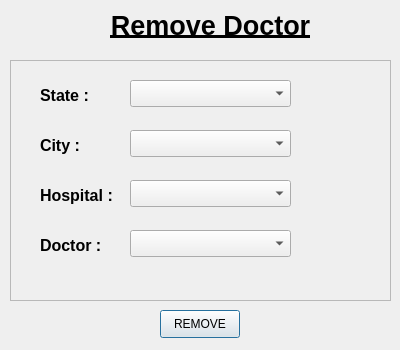
First picture: the form in Layouts/Dialogs/superadmin/Doctors/removeDoctor.ui, repository bits-magnet/MDTouchs, before the edit.
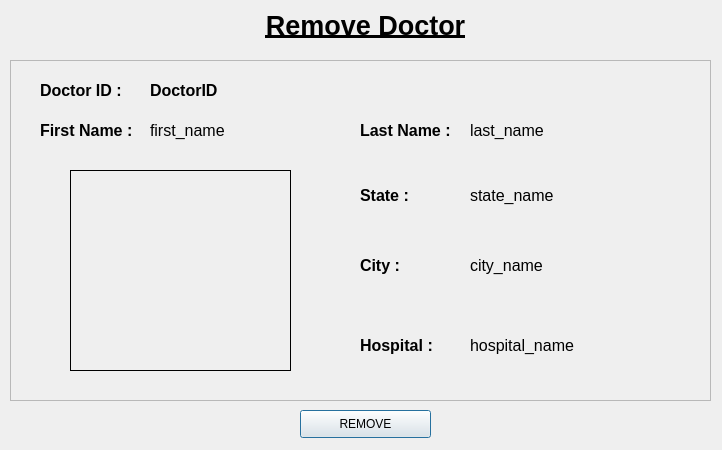
Second picture: the form after the edit. Icons and pictures are not drawn.

Commit message: Completed all superadmin layouts - first row

Patch:
```diff
--- a/Layouts/Dialogs/superadmin/Doctors/removeDoctor.ui
+++ b/Layouts/Dialogs/superadmin/Doctors/removeDoctor.ui
@@ -6,63 +6,120 @@
    <rect>
     <x>0</x>
     <y>0</y>
-    <width>400</width>
-    <height>350</height>
+    <width>722</width>
+    <height>450</height>
    </rect>
   </property>
   <property name="windowTitle">
    <string> </string>
   </property>
+  <widget class="QLabel" name="title">
+   <property name="geometry">
+    <rect>
+     <x>200</x>
+     <y>0</y>
+     <width>331</width>
+     <height>51</height>
+    </rect>
+   </property>
+   <property name="text">
+    <string>&lt;html&gt;&lt;head/&gt;&lt;body&gt;&lt;p align=&quot;center&quot;&gt;&lt;span style=&quot; font-size:20pt; font-weight:600; text-decoration: underline;&quot;&gt;Remove Doctor&lt;/span&gt;&lt;/p&gt;&lt;/body&gt;&lt;/html&gt;</string>
+   </property>
+  </widget>
+  <widget class="QPushButton" name="selectButton">
+   <property name="geometry">
+    <rect>
+     <x>300</x>
+     <y>410</y>
+     <width>131</width>
+     <height>28</height>
+    </rect>
+   </property>
+   <property name="text">
+    <string>REMOVE</string>
+   </property>
+  </widget>
   <widget class="QFrame" name="frame">
    <property name="geometry">
     <rect>
      <x>10</x>
      <y>60</y>
-     <width>381</width>
-     <height>241</height>
+     <width>701</width>
+     <height>341</height>
     </rect>
    </property>
+   <property name="styleSheet">
+    <string notr="true"/>
+   </property>
    <property name="frameShape">
     <enum>QFrame::StyledPanel</enum>
    </property>
    <property name="frameShadow">
     <enum>QFrame::Raised</enum>
    </property>
-   <widget class="QComboBox" name="cityComboBox">
+   <widget class="QLabel" name="firstNameLabel">
     <property name="geometry">
      <rect>
-      <x>120</x>
-      <y>70</y>
-      <width>161</width>
-      <height>27</height>
+      <x>30</x>
+      <y>50</y>
+      <width>101</width>
+      <height>41</height>
      </rect>
     </property>
+    <property name="text">
+     <string>&lt;html&gt;&lt;head/&gt;&lt;body&gt;&lt;p&gt;&lt;span style=&quot; font-size:12pt; font-weight:600;&quot;&gt;First Name : &lt;/span&gt;&lt;/p&gt;&lt;/body&gt;&lt;/html&gt;</string>
+    </property>
    </widget>
-   <widget class="QComboBox" name="hospitalComboBox">
+   <widget class="QWidget" name="widget" native="true">
     <property name="geometry">
      <rect>
-      <x>120</x>
+      <x>60</x>
+      <y>110</y>
+      <width>221</width>
+      <height>201</height>
+     </rect>
+    </property>
+    <property name="autoFillBackground">
+     <bool>false</bool>
+    </property>
+    <property name="styleSheet">
+     <string notr="true">image: url(:/doctor_icon.png);
+border-style:solid;
+border-width:1px;
+border-color: rgb(0, 0, 0);</string>
+    </property>
+   </widget>
+   <widget class="QLabel" name="lastNameLabel">
+    <property name="geometry">
+     <rect>
+      <x>350</x>
+      <y>50</y>
+      <width>101</width>
+      <height>41</height>
+     </rect>
+    </property>
+    <property name="text">
+     <string>&lt;html&gt;&lt;head/&gt;&lt;body&gt;&lt;p&gt;&lt;span style=&quot; font-size:12pt; font-weight:600;&quot;&gt;Last Name : &lt;/span&gt;&lt;/p&gt;&lt;/body&gt;&lt;/html&gt;</string>
+    </property>
+   </widget>
+   <widget class="QLabel" name="stateLabel">
+    <property name="geometry">
+     <rect>
+      <x>350</x>
       <y>120</y>
-      <width>161</width>
-      <height>27</height>
+      <width>111</width>
+      <height>31</height>
      </rect>
     </property>
-   </widget>
-   <widget class="QComboBox" name="stateComboBox">
-    <property name="geometry">
-     <rect>
-      <x>120</x>
-      <y>20</y>
-      <width>161</width>
-      <height>27</height>
-     </rect>
+    <property name="text">
+     <string>&lt;html&gt;&lt;head/&gt;&lt;body&gt;&lt;p&gt;&lt;span style=&quot; font-size:12pt; font-weight:600;&quot;&gt;State : &lt;/span&gt;&lt;/p&gt;&lt;/body&gt;&lt;/html&gt;</string>
     </property>
    </widget>
    <widget class="QLabel" name="cityLabel">
     <property name="geometry">
      <rect>
-      <x>30</x>
-      <y>70</y>
+      <x>350</x>
+      <y>190</y>
       <width>111</width>
       <height>31</height>
      </rect>
@@ -74,8 +131,8 @@
    <widget class="QLabel" name="hospitalLabel">
     <property name="geometry">
      <rect>
-      <x>30</x>
-      <y>120</y>
+      <x>350</x>
+      <y>270</y>
       <width>111</width>
       <height>31</height>
      </rect>
@@ -84,68 +141,116 @@
      <string>&lt;html&gt;&lt;head/&gt;&lt;body&gt;&lt;p&gt;&lt;span style=&quot; font-size:12pt; font-weight:600;&quot;&gt;Hospital : &lt;/span&gt;&lt;/p&gt;&lt;/body&gt;&lt;/html&gt;</string>
     </property>
    </widget>
-   <widget class="QLabel" name="stateLabel">
+   <widget class="QLabel" name="firstName">
     <property name="geometry">
      <rect>
-      <x>30</x>
-      <y>20</y>
-      <width>111</width>
+      <x>140</x>
+      <y>50</y>
+      <width>211</width>
+      <height>41</height>
+     </rect>
+    </property>
+    <property name="styleSheet">
+     <string notr="true">font-size:12pt;</string>
+    </property>
+    <property name="text">
+     <string>first_name</string>
+    </property>
+   </widget>
+   <widget class="QLabel" name="lastName">
+    <property name="geometry">
+     <rect>
+      <x>460</x>
+      <y>50</y>
+      <width>211</width>
+      <height>41</height>
+     </rect>
+    </property>
+    <property name="styleSheet">
+     <string notr="true">font-size:12pt;</string>
+    </property>
+    <property name="text">
+     <string>last_name</string>
+    </property>
+   </widget>
+   <widget class="QLabel" name="state">
+    <property name="geometry">
+     <rect>
+      <x>460</x>
+      <y>120</y>
+      <width>201</width>
       <height>31</height>
      </rect>
     </property>
+    <property name="styleSheet">
+     <string notr="true">font-size:12pt;</string>
+    </property>
     <property name="text">
-     <string>&lt;html&gt;&lt;head/&gt;&lt;body&gt;&lt;p&gt;&lt;span style=&quot; font-size:12pt; font-weight:600;&quot;&gt;State : &lt;/span&gt;&lt;/p&gt;&lt;/body&gt;&lt;/html&gt;</string>
+     <string>state_name</string>
     </property>
    </widget>
    <widget class="QLabel" name="doctorLabel">
     <property name="geometry">
      <rect>
-      <x>30</x>
-      <y>170</y>
-      <width>111</width>
+      <x>460</x>
+      <y>190</y>
+      <width>201</width>
       <height>31</height>
      </rect>
     </property>
+    <property name="styleSheet">
+     <string notr="true">font-size:12pt;</string>
+    </property>
     <property name="text">
-     <string>&lt;html&gt;&lt;head/&gt;&lt;body&gt;&lt;p&gt;&lt;span style=&quot; font-size:12pt; font-weight:600;&quot;&gt;Doctor :&lt;/span&gt;&lt;/p&gt;&lt;/body&gt;&lt;/html&gt;</string>
+     <string>city_name</string>
     </property>
    </widget>
-   <widget class="QComboBox" name="doctorComboBox">
+   <widget class="QLabel" name="hospital">
     <property name="geometry">
      <rect>
-      <x>120</x>
-      <y>170</y>
-      <width>161</width>
-      <height>27</height>
+      <x>460</x>
+      <y>270</y>
+      <width>201</width>
+      <height>31</height>
      </rect>
     </property>
+    <property name="styleSheet">
+     <string notr="true">font-size:12pt;</string>
+    </property>
+    <property name="text">
+     <string>hospital_name</string>
+    </property>
    </widget>
-  </widget>
-  <widget class="QPushButton" name="removeButton">
-   <property name="geometry">
-    <rect>
-     <x>160</x>
-     <y>310</y>
-     <width>80</width>
-     <height>28</height>
-    </rect>
-   </property>
-   <property name="text">
-    <string>REMOVE</string>
-   </property>
-  </widget>
-  <widget class="QLabel" name="title">
-   <property name="geometry">
-    <rect>
-     <x>80</x>
-     <y>0</y>
-     <width>261</width>
-     <height>51</height>
-    </rect>
-   </property>
-   <property name="text">
-    <string>&lt;html&gt;&lt;head/&gt;&lt;body&gt;&lt;p align=&quot;center&quot;&gt;&lt;span style=&quot; font-size:20pt; font-weight:600; text-decoration: underline;&quot;&gt;Remove Doctor&lt;/span&gt;&lt;/p&gt;&lt;/body&gt;&lt;/html&gt;</string>
-   </property>
+   <widget class="QLabel" name="firstName_2">
+    <property name="geometry">
+     <rect>
+      <x>140</x>
+      <y>10</y>
+      <width>211</width>
+      <height>41</height>
+     </rect>
+    </property>
+    <property name="styleSheet">
+     <string notr="true">font-size:12pt;
+font-weight:bold;</string>
+    </property>
+    <property name="text">
+     <string>DoctorID</string>
+    </property>
+   </widget>
+   <widget class="QLabel" name="firstNameLabel_2">
+    <property name="geometry">
+     <rect>
+      <x>30</x>
+      <y>10</y>
+      <width>101</width>
+      <height>41</height>
+     </rect>
+    </property>
+    <property name="text">
+     <string>&lt;html&gt;&lt;head/&gt;&lt;body&gt;&lt;p&gt;&lt;span style=&quot; font-size:12pt; font-weight:600;&quot;&gt;Doctor ID :&lt;/span&gt;&lt;/p&gt;&lt;/body&gt;&lt;/html&gt;</string>
+    </property>
+   </widget>
   </widget>
  </widget>
  <resources/>
```
Left out of the diff: 12 changed lines with no effect on the pictures. The commit also changes 25 other files.
